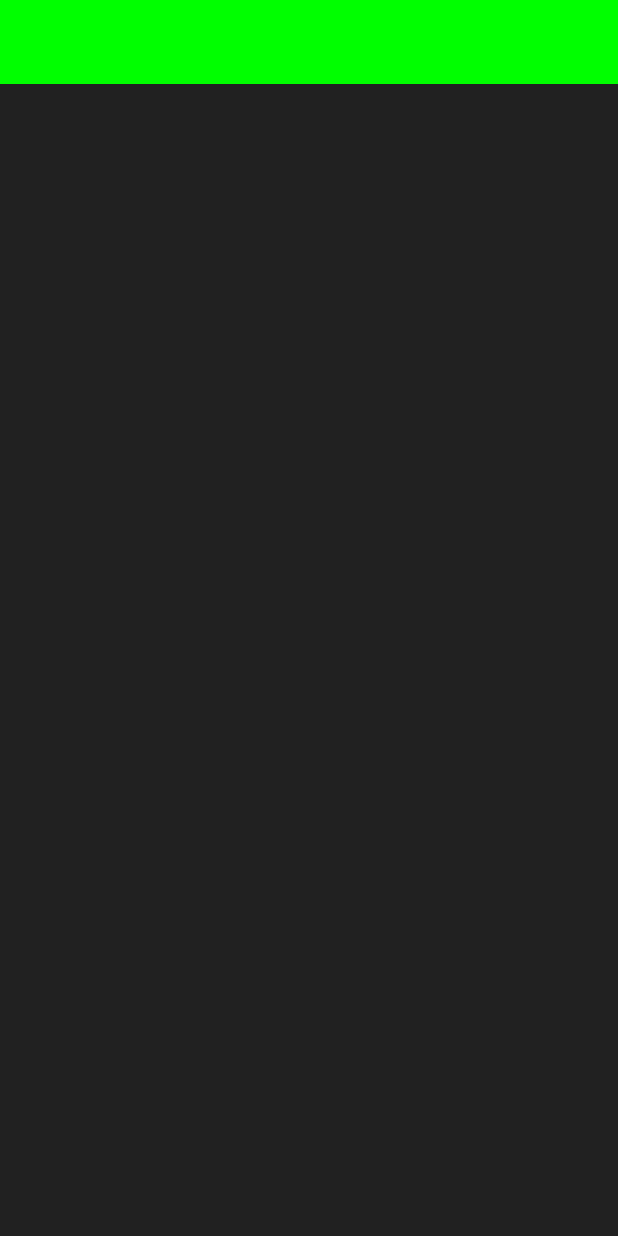
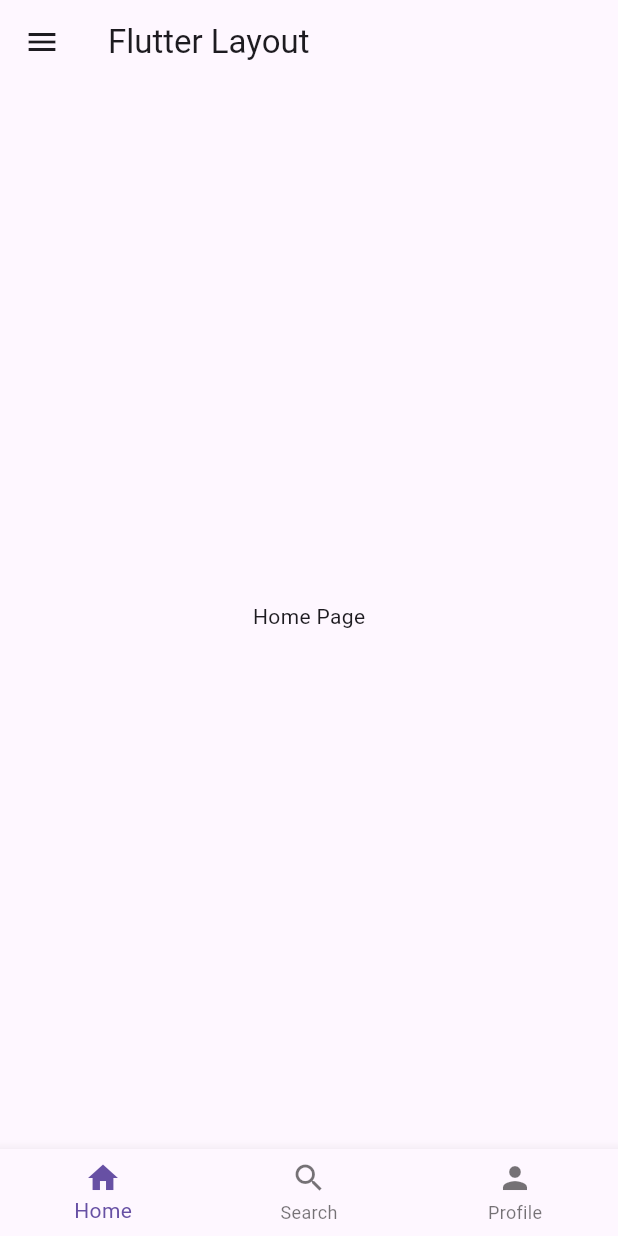
Before and after one commit to nehalsayyed/androidApp, a Flutter app: the screen it shows after launch, on a phone screen of 412 x 824 dp. Run offline on Flutter 3.47's test engine with Material 3 defaults, Android fonts, the phone set to English and light mode, and no system bars.

Commit message:
Update main.dart

```diff
--- a/lib/main.dart
+++ b/lib/main.dart
@@ -1,89 +1,85 @@
 import 'package:flutter/material.dart';
-import 'package:simple_3d/simple_3d.dart';
-import 'package:util_simple_3d/util_simple_3d.dart';
-import 'package:simple_3d_renderer/simple_3d_renderer.dart';
 
-void main() async {
-  runApp(const MyApp());
+void main() => runApp(MyApp());
+
+class MyApp extends StatelessWidget {
+  @override
+  Widget build(BuildContext context) {
+    return MaterialApp(
+      title: 'Side Menu & Bottom Tabs',
+      theme: ThemeData(primarySwatch: Colors.blue),
+      home: HomeScreen(),
+    );
+  }
 }
 
-class MyApp extends StatefulWidget {
-  const MyApp({super.key});
-
+class HomeScreen extends StatefulWidget {
   @override
-  State<StatefulWidget> createState() => _MyAppState();
+  State<HomeScreen> createState() => _HomeScreenState();
 }
 
-class _MyAppState extends State<MyApp> {
-  late final List<Sp3dObj> _objs = [];
-  late Sp3dWorld _world;
-  bool _isLoaded = false;
-  // Use the camera that best suits your needs.
-  // This package allows you to customize various movements,
-  // including camera rotation control, by extending the controller class.
-  final Sp3dCamera _camera = Sp3dCamera(Sp3dV3D(0, 0, 1000), 1000);
-  // final Sp3dFreeLookCamera _camera = Sp3dFreeLookCamera(Sp3dV3D(0,0,1000), 1000);
-  final Sp3dCameraRotationController _camRCtrl = Sp3dCameraRotationController();
-  static const Sp3dCameraZoomController _camZCtrl = Sp3dCameraZoomController();
+class _HomeScreenState extends State<HomeScreen> {
+  int _selectedIndex = 0;
 
-  @override
-  void initState() {
-    super.initState();
-    // Create Sp3dObj.
-    Sp3dObj obj = UtilSp3dGeometry.cube(200, 200, 200, 4, 4, 4);
-    obj.materials.add(FSp3dMaterial.green.deepCopy());
-    obj.fragments[0].faces[0].materialIndex = 1;
-    obj.materials[0] = FSp3dMaterial.grey.deepCopy()
-      ..strokeColor = const Color.fromARGB(255, 0, 0, 255);
-    obj.rotate(Sp3dV3D(1, 1, 0).nor(), 30 * 3.14 / 180);
-    _objs.add(obj);
-    loadImage();
+  final List<Widget> _pages = [
+    Center(child: Text('Home Page')),
+    Center(child: Text('Search Page')),
+    Center(child: Text('Profile Page')),
+  ];
+
+  void _onTabTapped(int index) {
+    setState(() {
+      _selectedIndex = index;
+    });
   }
 
-  void loadImage() async {
-    _world = Sp3dWorld(_objs);
-    _world.initImages().then((List<Sp3dObj> errorObjs) {
-      setState(() {
-        _isLoaded = true;
-      });
-    });
+  Widget buildDrawerItem(IconData icon, String title, VoidCallback onTap) {
+    return ListTile(
+      leading: Icon(icon),
+      title: Text(title),
+      onTap: onTap,
+    );
   }
 
   @override
   Widget build(BuildContext context) {
-    if (!_isLoaded) {
-      return MaterialApp(
-          title: 'Sp3dRenderer',
-          home: Scaffold(
+    return Scaffold(
       appBar: AppBar(
-                backgroundColor: const Color.fromARGB(255, 0, 255, 0),
+        title: Text('Flutter Layout'),
       ),
-              backgroundColor: const Color.fromARGB(255, 33, 33, 33),
-              body: Container()));
-    } else {
-      return MaterialApp(
-        title: 'Sp3dRenderer',
-        home: Scaffold(
-          appBar: AppBar(
-            backgroundColor: const Color.fromARGB(255, 0, 255, 0),
+      drawer: Drawer(
+        child: ListView(
+          padding: EdgeInsets.zero,
+          children: [
+            DrawerHeader(
+              decoration: BoxDecoration(color: Colors.blue),
+              child: Text('Side Menu', style: TextStyle(color: Colors.white, fontSize: 24)),
             ),
-          backgroundColor: const Color.fromARGB(255, 33, 33, 33),
-          body: Column(
-            children: [
-              Sp3dRenderer(
-                const Size(600, 600),
-                const Sp3dV2D(300, 300),
-                _world,
-                // If you want to reduce distortion, shoot from a distance at high magnification.
-                _camera,
-                Sp3dLight(Sp3dV3D(0, 0, -1), syncCam: true),
-                rotationController: _camRCtrl,
-                zoomController: _camZCtrl,
-              ),
+            buildDrawerItem(Icons.home, 'Home', () {
+              Navigator.pop(context);
+              _onTabTapped(0);
+            }),
+            buildDrawerItem(Icons.search, 'Search', () {
+              Navigator.pop(context);
+              _onTabTapped(1);
+            }),
+            buildDrawerItem(Icons.person, 'Profile', () {
+              Navigator.pop(context);
+              _onTabTapped(2);
+            }),
           ],
         ),
+      ),
+      body: _pages[_selectedIndex],
+      bottomNavigationBar: BottomNavigationBar(
+        currentIndex: _selectedIndex,
+        onTap: _onTabTapped,
+        items: [
+          BottomNavigationBarItem(icon: Icon(Icons.home), label: 'Home'),
+          BottomNavigationBarItem(icon: Icon(Icons.search), label: 'Search'),
+          BottomNavigationBarItem(icon: Icon(Icons.person), label: 'Profile'),
+        ],
       ),
     );
   }
 }
-}
```
Lines whose indentation alone changed are shown as unchanged.
